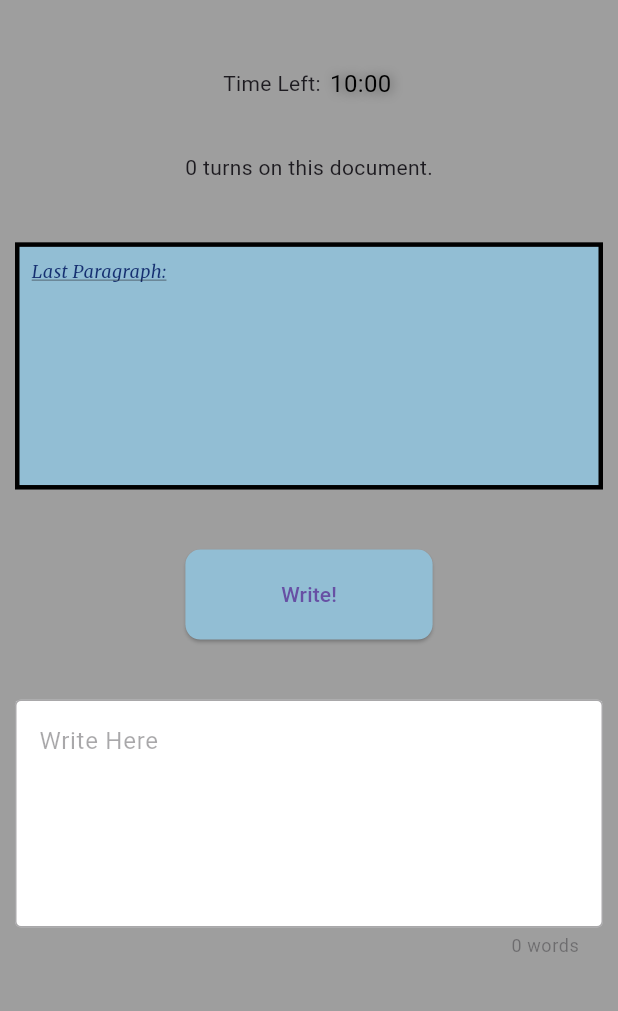
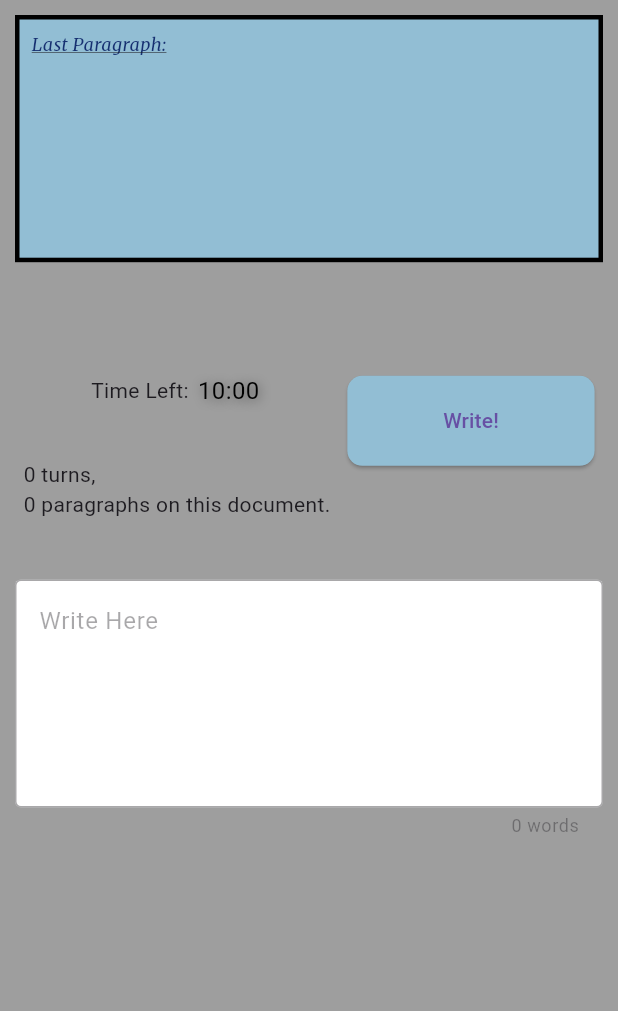
Before and after one commit to kkhhaaooss/writing_app, a Flutter app: the screen it shows after launch, on a phone screen of 412 x 824 dp, the part 84-1095 px from its top. Run offline on Flutter 3.47's test engine with Material 3 defaults, Android fonts, the phone set to English and light mode, and no system bars; drawn by our look-alikes of circular_countdown_timer; our stand-ins replace google_fonts, shared_preferences; statements that could not run were skipped.

Commit message:
Moves timer location, shows turns and paragraphs for current document.

```diff
--- a/lib/views/components/text_input.dart
+++ b/lib/views/components/text_input.dart
@@ -5,6 +5,7 @@ import 'package:google_fonts/google_fonts.dart';
 import 'package:provider/provider.dart';
 import 'package:writing_app/providers/text_provider.dart';
 import 'package:writing_app/providers/timer_provider.dart';
+import 'package:writing_app/utils/shared_prefs.dart';
 
 class TextInput extends StatefulWidget {
   const TextInput({
@@ -36,6 +37,7 @@ class _TextInputState extends State<TextInput> {
     // Update only after a return
     if (lines.length > 1) {
       context.read<TextProvider>().updateText(_textController.text);
+      SharedPrefs().currentDocumentParagraphs += 1;
 
       _textController.clear();
 
--- a/lib/views/components/turn_timer.dart
+++ b/lib/views/components/turn_timer.dart
@@ -96,7 +96,7 @@ class TurnTimer extends StatelessWidget {
             ),
             Text(!timerProvider.paused
                 ? ''
-                : '${SharedPrefs().currentDocumentTurns} turns on this document.')
+                : '${SharedPrefs().currentDocumentTurns} turns,\n${SharedPrefs().currentDocumentParagraphs} paragraphs on this document.')
           ],
         );
       },
--- a/lib/views/interface.dart
+++ b/lib/views/interface.dart
@@ -56,17 +56,21 @@ class Interface extends StatelessWidget {
             child: Column(
               mainAxisAlignment: MainAxisAlignment.spaceAround,
               children: [
-                TurnTimer(
-                  controller: timerController,
-                  height: SharedPrefs().screenHeight * 0.2,
-                  width: SharedPrefs().screenWidth * 0.2,
-                ),
-                const SizedBox(height: 40),
                 LastParagraph(
                   height: SharedPrefs().screenHeight * 0.2,
                 ),
                 const SizedBox(height: 40),
-                PauseButton(),
+                Row(
+                  mainAxisAlignment: MainAxisAlignment.spaceAround,
+                  children: [
+                    TurnTimer(
+                      controller: timerController,
+                      height: SharedPrefs().screenHeight * 0.2,
+                      width: SharedPrefs().screenWidth * 0.2,
+                    ),
+                    PauseButton(),
+                  ],
+                ),
                 const SizedBox(height: 40),
                 TextInput(
                   timerController: timerController,
```
